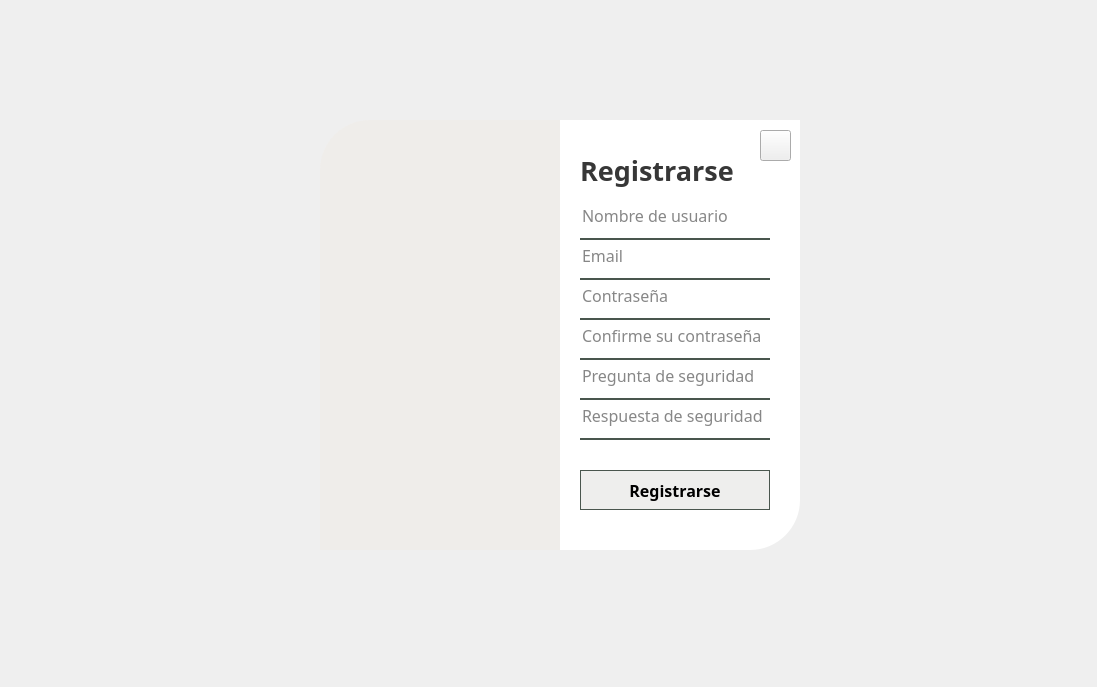
Qt form Codigo/v2_2_registrarse.ui (cfmondelo/supermercado) before a commit.
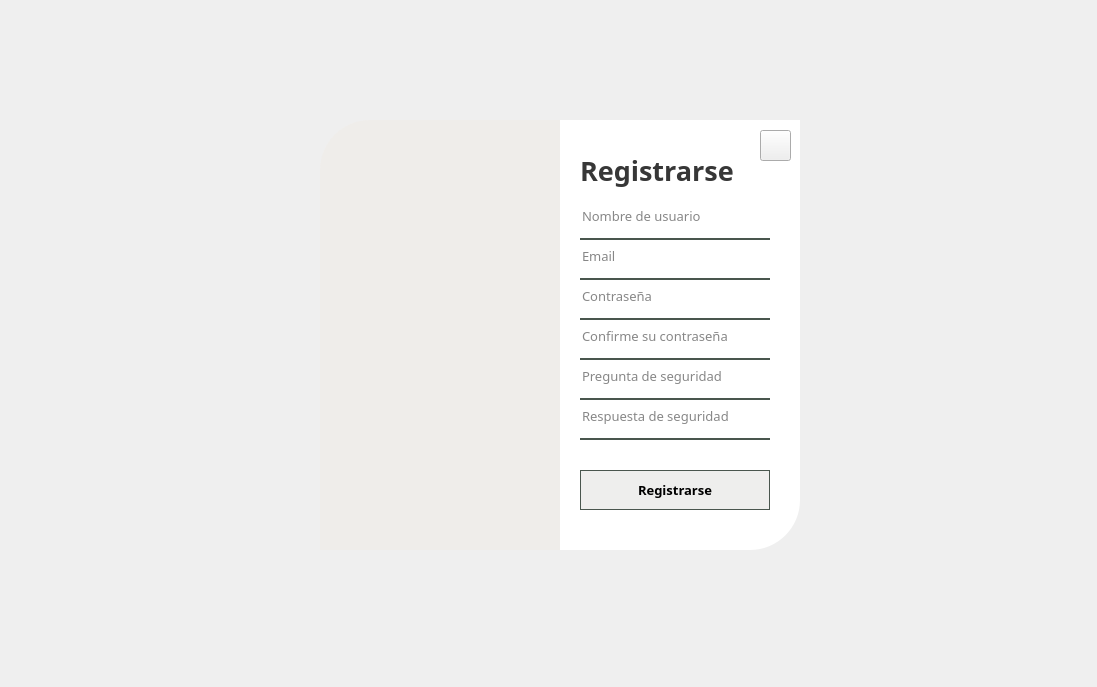
The same form after that commit. Icons and pictures are not drawn.

Commit message: letra de login y registrarse más pequeña

Patch:
```diff
--- a/Codigo/v2_2_registrarse.ui
+++ b/Codigo/v2_2_registrarse.ui
@@ -119,7 +119,7 @@
      <property name="font">
       <font>
        <family>Raleway</family>
-       <pointsize>12</pointsize>
+       <pointsize>10</pointsize>
       </font>
      </property>
      <property name="styleSheet">
@@ -141,7 +141,7 @@
      <property name="font">
       <font>
        <family>Raleway</family>
-       <pointsize>12</pointsize>
+       <pointsize>10</pointsize>
       </font>
      </property>
      <property name="styleSheet">
@@ -166,7 +166,7 @@
      <property name="font">
       <font>
        <family>Raleway</family>
-       <pointsize>12</pointsize>
+       <pointsize>10</pointsize>
        <weight>75</weight>
        <bold>true</bold>
       </font>
@@ -194,7 +194,7 @@
      <property name="font">
       <font>
        <family>Raleway</family>
-       <pointsize>12</pointsize>
+       <pointsize>10</pointsize>
       </font>
      </property>
      <property name="styleSheet">
@@ -219,7 +219,7 @@
      <property name="font">
       <font>
        <family>Raleway</family>
-       <pointsize>12</pointsize>
+       <pointsize>10</pointsize>
       </font>
      </property>
      <property name="styleSheet">
@@ -244,7 +244,7 @@
      <property name="font">
       <font>
        <family>Raleway</family>
-       <pointsize>12</pointsize>
+       <pointsize>10</pointsize>
       </font>
      </property>
      <property name="styleSheet">
@@ -269,7 +269,7 @@
      <property name="font">
       <font>
        <family>Raleway</family>
-       <pointsize>12</pointsize>
+       <pointsize>10</pointsize>
       </font>
      </property>
      <property name="styleSheet">
```
The commit also changes 5 other files.
